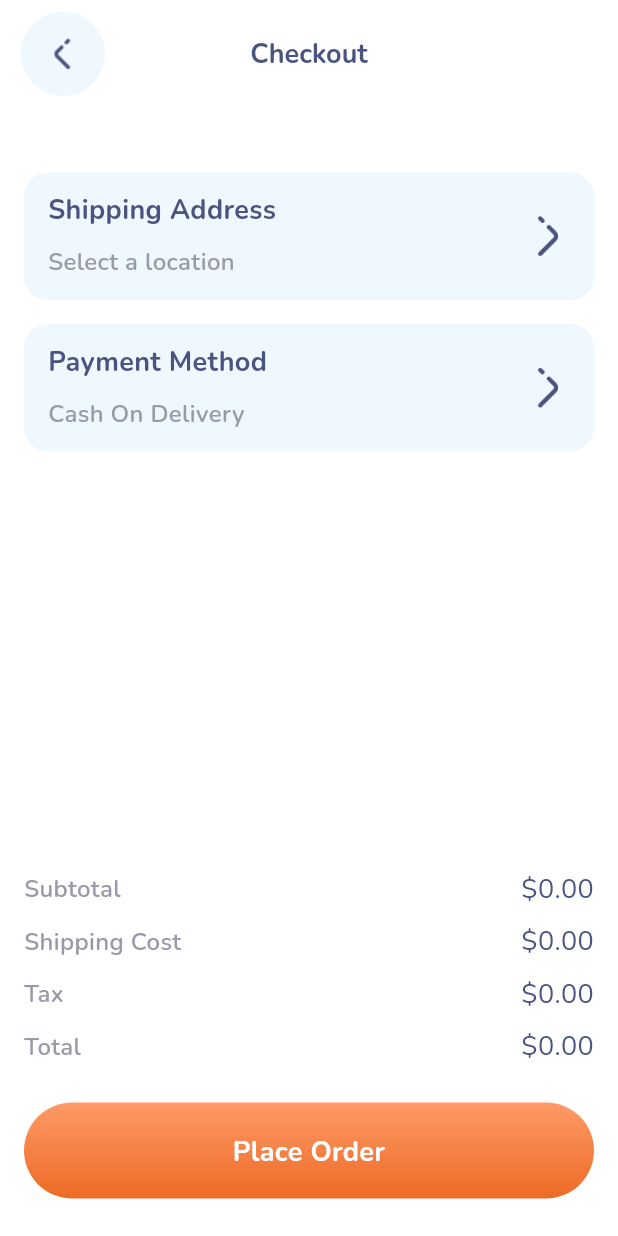
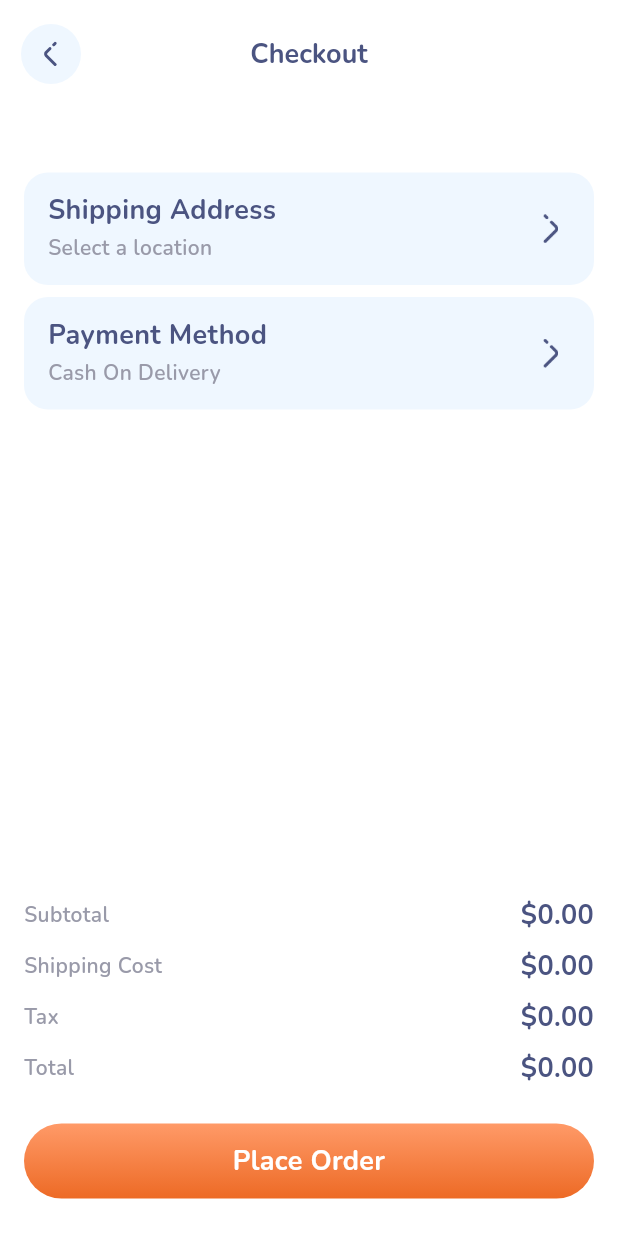
Before and after one commit to BunhengG/phone_accessories_shop, a Flutter app: the CheckoutScreen screen opened directly with empty values, on a phone screen of 412 x 824 dp. Run offline on Flutter 3.47's test engine with Material 3 defaults, Android fonts, the phone set to English and light mode, and no system bars; our stand-ins replace cached_network_image, equatable, flutter_bloc, geocoding, geolocator, google_fonts and 3 more; accounts and stored records are empty; generated files the repository leaves out were written again; network calls fail.

Commit message:
Update UI

```diff
--- a/lib/components/custom_Product.dart
+++ b/lib/components/custom_Product.dart
@@ -67,7 +67,8 @@ class CustomProductItem extends StatelessWidget {
             ),
             Text(
               title,
-              style: AppTextStyles.getSubtitleSize().copyWith(color: bodyColor),
+              style: AppTextStyles.getSIMISubtitleSize()
+                  .copyWith(color: bodyColor),
             ),
             Text(
               '\$${price.toString()}',
--- a/lib/components/custom_back_app_bar.dart
+++ b/lib/components/custom_back_app_bar.dart
@@ -17,6 +17,7 @@ class CustomBackAppBar extends StatelessWidget {
         centerTitle: true,
         backgroundColor: backgroundColor,
         elevation: 0,
+        leadingWidth: 40,
         scrolledUnderElevation: 0,
         leading: GestureDetector(
           onTap: () {
@@ -24,10 +25,10 @@ class CustomBackAppBar extends StatelessWidget {
           },
           child: CircleAvatar(
             backgroundColor: thirdColor,
-            radius: 28,
+            radius: 24,
             child: Image.asset(
               'assets/icon/arrowleft.png',
-              scale: 1.2,
+              scale: 1.5,
             ),
           ),
         ),
--- a/lib/components/custom_button.dart
+++ b/lib/components/custom_button.dart
@@ -17,21 +17,18 @@ class CustomButton extends StatelessWidget {
     return GestureDetector(
       onTap: onTapAction,
       child: Container(
-        padding: const EdgeInsets.symmetric(vertical: 22.0),
+        padding: const EdgeInsets.symmetric(vertical: 16.0),
         width: double.infinity,
-        height: 64.0,
+        height: 50.0,
         decoration: BoxDecoration(
-          borderRadius: BorderRadius.circular(100),
+          borderRadius: BorderRadius.circular(200),
           gradient: btnBackgroundGradient,
         ),
         child: Text(
           textAlign: TextAlign.center,
           textButton,
-          style: AppTextStyles.getSubtitleSize().copyWith(
-            color: backgroundColor,
-            fontSize: 18,
-            height: 1.2,
-          ),
+          style:
+              AppTextStyles.getSubtitleSize().copyWith(color: backgroundColor),
         ),
       ),
     );
--- a/lib/screens/CategoryScreen/Widgets/custom_search.dart
+++ b/lib/screens/CategoryScreen/Widgets/custom_search.dart
@@ -12,13 +12,13 @@ Widget buildSearchField() {
         hintStyle: AppTextStyles.getPlaceholderSize(),
         filled: true,
         fillColor: thirdColor,
-        contentPadding: const EdgeInsets.symmetric(vertical: 16),
+        contentPadding: const EdgeInsets.symmetric(vertical: 8),
         prefixIcon: Padding(
           padding: const EdgeInsets.all(12),
           child: Image.asset(
             'assets/icon/icon_search.png',
-            width: 20,
-            height: 20,
+            width: 18,
+            height: 18,
           ),
         ),
         border: InputBorder.none,
--- a/lib/screens/CheckoutScreen/checkout_screen.dart
+++ b/lib/screens/CheckoutScreen/checkout_screen.dart
@@ -89,7 +89,7 @@ class _CheckoutScreenState extends State<CheckoutScreen> {
                     }
                   },
                 ),
-                const SizedBox(height: 16),
+                const SizedBox(height: 8),
                 _buildOption(
                   'Payment Method',
                   selectedPayment,
@@ -160,11 +160,10 @@ class _CheckoutScreenState extends State<CheckoutScreen> {
                     title,
                     style: AppTextStyles.getSubtitleSize(),
                   ),
-                  const SizedBox(height: 16),
+                  const SizedBox(height: 8),
                   Text(
                     subtitle,
-                    style: AppTextStyles.getSIMISubtitleSize()
-                        .copyWith(fontSize: 16),
+                    style: AppTextStyles.getSIMISubtitleSize(),
                   ),
                 ],
               ),
@@ -172,7 +171,7 @@ class _CheckoutScreenState extends State<CheckoutScreen> {
                 padding: const EdgeInsets.all(8.0),
                 child: Image.asset(
                   'assets/icon/arrowright.png',
-                  width: 14,
+                  width: 10,
                 ),
               ),
             ],
@@ -190,12 +189,11 @@ class _CheckoutScreenState extends State<CheckoutScreen> {
         children: [
           Text(
             label,
-            style: AppTextStyles.getSIMISubtitleSize().copyWith(fontSize: 16),
+            style: AppTextStyles.getSIMISubtitleSize(),
           ),
           Text(
             "\$${amount.toStringAsFixed(2)}",
-            style: AppTextStyles.getSubtitleSize()
-                .copyWith(fontWeight: FontWeight.w400),
+            style: AppTextStyles.getSubtitleSize(),
           ),
         ],
       ),
--- a/lib/screens/ProductByCategoriesScreen/product_by_categories_name.dart
+++ b/lib/screens/ProductByCategoriesScreen/product_by_categories_name.dart
@@ -54,7 +54,7 @@ class ProductByCategory extends StatelessWidget {
                   crossAxisCount: 2,
                   crossAxisSpacing: 16,
                   mainAxisSpacing: 16,
-                  childAspectRatio: 0.75,
+                  childAspectRatio: 0.7,
                 ),
                 itemCount: state.products.length,
                 itemBuilder: (context, index) {
```
Also changed, not shown: lib/screens/CartScreen/cart_screen.dart (+10 -12 lines), lib/screens/CategoryScreen/category_screen.dart (+5 -11 lines), lib/screens/ChooseLocation/location.dart (+54 -29 lines), lib/screens/SingleProductScreen/single_product.dart (+30 -23 lines), assets/icon/add_icon.png, assets/icon/remove_icon.png.
